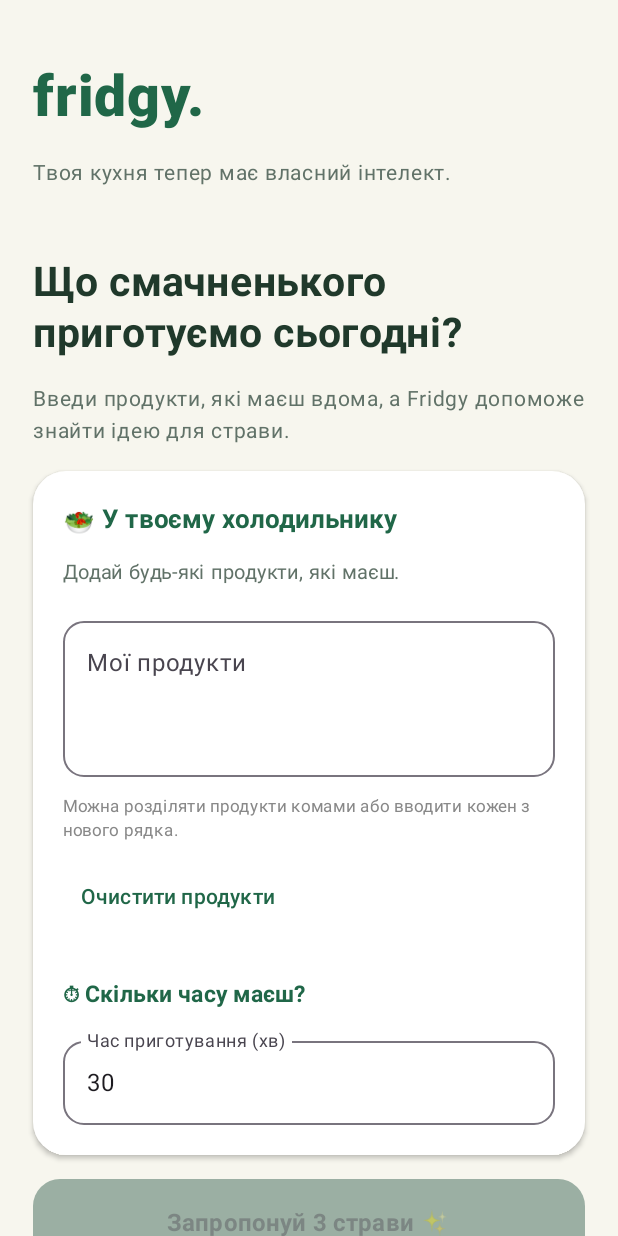
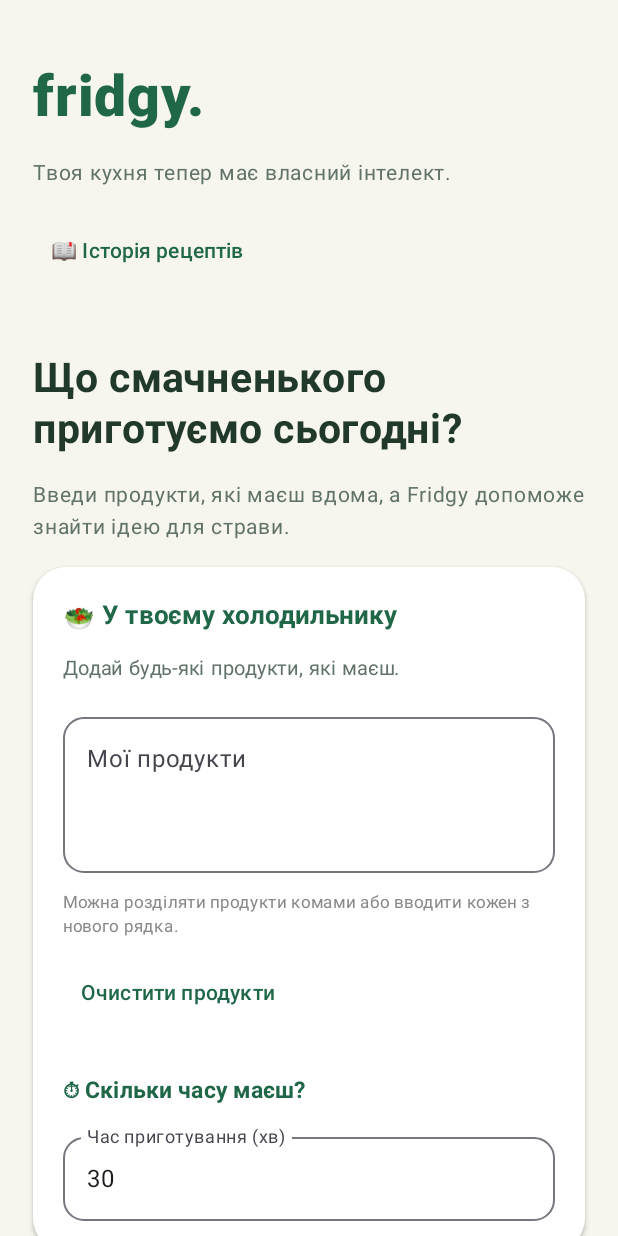
Before and after one commit to tshynderuk/Fridgy, an Android app built with Jetpack Compose: the screen it shows after launch (MainActivity), on a phone screen of 412 x 824 dp. Run offline under Robolectric (Android 15) with nearby library versions, the phone set to English and light mode, and no system bars; our stand-ins replace Room's generated code.

Commit message:
feat: connect history screens to main screen

```diff
--- a/app/src/main/java/com/example/fridgy/MainActivity.kt
+++ b/app/src/main/java/com/example/fridgy/MainActivity.kt
@@ -4,6 +4,7 @@ package com.example.fridgy
 import android.os.Bundle
 import androidx.activity.ComponentActivity
 import androidx.activity.compose.setContent
+import androidx.activity.compose.BackHandler
 import androidx.compose.foundation.layout.Arrangement
 import androidx.compose.foundation.layout.Column
 import androidx.compose.foundation.layout.Spacer
@@ -47,6 +48,7 @@ import androidx.lifecycle.viewmodel.compose.viewModel
 import com.example.fridgy.data.RecipeResponse
 import com.example.fridgy.ui.RecipeUiState
 import com.example.fridgy.ui.RecipeViewModel
+import com.example.fridgy.ui.HistoryViewModel
 
 private val DarkGreen = Color(0xFF206748)
 private val Background = Color(0xFFF7F6EE)
@@ -61,7 +63,7 @@ class MainActivity : ComponentActivity() {
 
         setContent {
             MaterialTheme {
-                FridgyStartScreen()
+                FridgyApp()
             }
         }
     }
@@ -69,7 +71,8 @@ class MainActivity : ComponentActivity() {
 
 @Composable
 fun FridgyStartScreen(
-    viewModel: RecipeViewModel = viewModel()
+    viewModel: RecipeViewModel = viewModel(),
+    onOpenHistory: () -> Unit = {}
 ) {
 
     var ingredientsText by rememberSaveable {
@@ -129,6 +132,12 @@ fun FridgyStartScreen(
                 fontSize = 14.sp,
                 color = SecondaryText
             )
+            TextButton(onClick = onOpenHistory) {
+                Text(
+                    text = "📖 Історія рецептів",
+                    color = DarkGreen
+                )
+            }
 
             Spacer(modifier = Modifier.height(12.dp))
 
@@ -550,3 +559,41 @@ private fun IngredientChip(name: String) {
         )
     }
 }
+@Composable
+fun FridgyApp(
+    historyViewModel: HistoryViewModel = viewModel()
+) {
+    var screen by rememberSaveable { mutableStateOf("home") }
+    var selectedId by rememberSaveable { mutableStateOf(0L) }
+
+    when (screen) {
+        "history" -> {
+            BackHandler { screen = "home" }
+
+            HistoryScreen(
+                viewModel = historyViewModel,
+                onBack = { screen = "home" },
+                onOpen = { id ->
+                    selectedId = id
+                    screen = "details"
+                }
+            )
+        }
+
+        "details" -> {
+            BackHandler { screen = "history" }
+
+            DetailsScreen(
+                viewModel = historyViewModel,
+                id = selectedId,
+                onBack = { screen = "history" }
+            )
+        }
+
+        else -> {
+            FridgyStartScreen(
+                onOpenHistory = { screen = "history" }
+            )
+        }
+    }
+}
```
